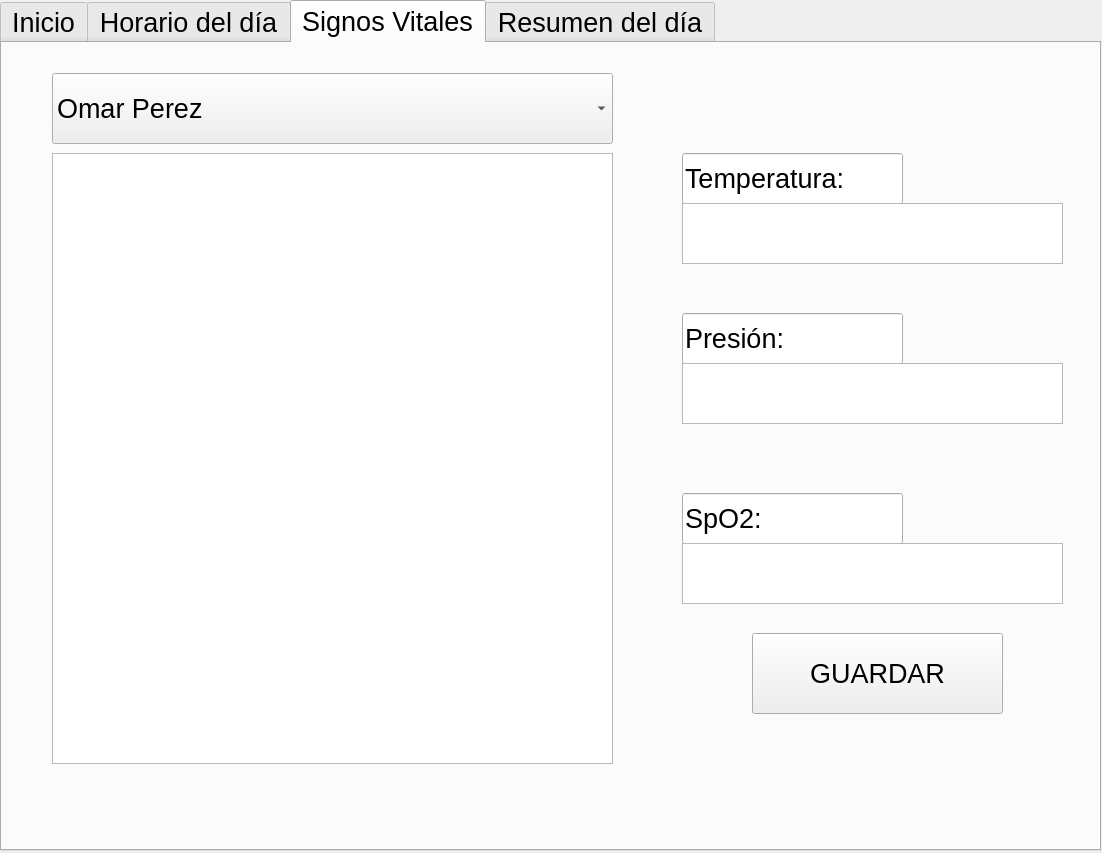
Above: src/Pastillero.ui from JonatanESalinas/nursing_home_robot before the change. Below: the same form after it.
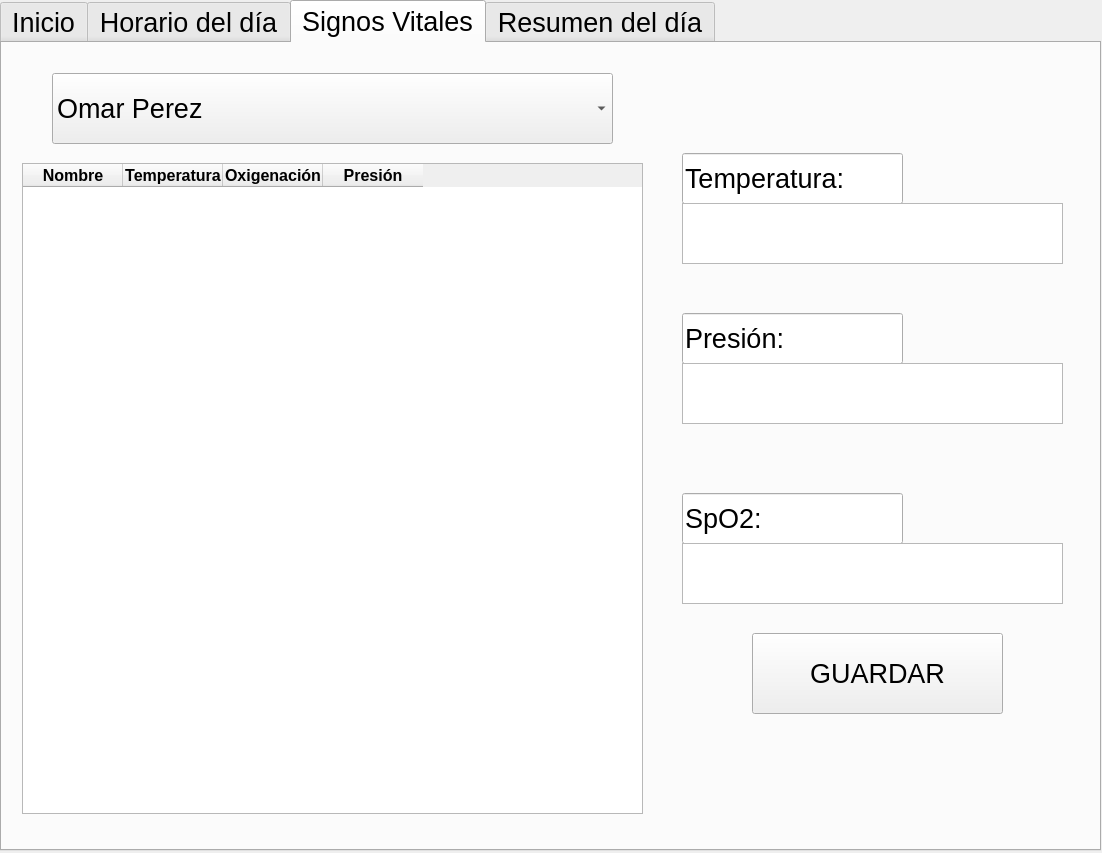
That is the form after the change. The open tabs and pages were chosen to show the change.

Commit message: Se junto el codigo de la GUI y de navegacion. Ya se suben los datos a ThingSpeak.

```diff
--- a/src/Pastillero.ui
+++ b/src/Pastillero.ui
@@ -700,16 +700,6 @@
     <attribute name="title">
      <string>Signos Vitales</string>
     </attribute>
-    <widget class="QTableView" name="TablaSignosVitales">
-     <property name="geometry">
-      <rect>
-       <x>50</x>
-       <y>110</y>
-       <width>561</width>
-       <height>611</height>
-      </rect>
-     </property>
-    </widget>
     <widget class="QLineEdit" name="lineEdit_3">
      <property name="geometry">
       <rect>
@@ -817,6 +807,64 @@
       </property>
      </item>
     </widget>
+    <widget class="QTableWidget" name="tablaSignosVitales">
+     <property name="geometry">
+      <rect>
+       <x>20</x>
+       <y>120</y>
+       <width>621</width>
+       <height>651</height>
+      </rect>
+     </property>
+     <column>
+      <property name="text">
+       <string>Nombre</string>
+      </property>
+      <property name="font">
+       <font>
+        <pointsize>12</pointsize>
+        <weight>75</weight>
+        <bold>true</bold>
+       </font>
+      </property>
+     </column>
+     <column>
+      <property name="text">
+       <string>Temperatura</string>
+      </property>
+      <property name="font">
+       <font>
+        <pointsize>12</pointsize>
+        <weight>75</weight>
+        <bold>true</bold>
+       </font>
+      </property>
+     </column>
+     <column>
+      <property name="text">
+       <string>Oxigenación</string>
+      </property>
+      <property name="font">
+       <font>
+        <pointsize>12</pointsize>
+        <weight>75</weight>
+        <bold>true</bold>
+       </font>
+      </property>
+     </column>
+     <column>
+      <property name="text">
+       <string>Presión</string>
+      </property>
+      <property name="font">
+       <font>
+        <pointsize>12</pointsize>
+        <weight>75</weight>
+        <bold>true</bold>
+       </font>
+      </property>
+     </column>
+    </widget>
    </widget>
    <widget class="QWidget" name="Resumen">
     <attribute name="title">
```
Left out of the diff: 2 changed lines with no effect on the pictures. The commit also changes 6 other files.
